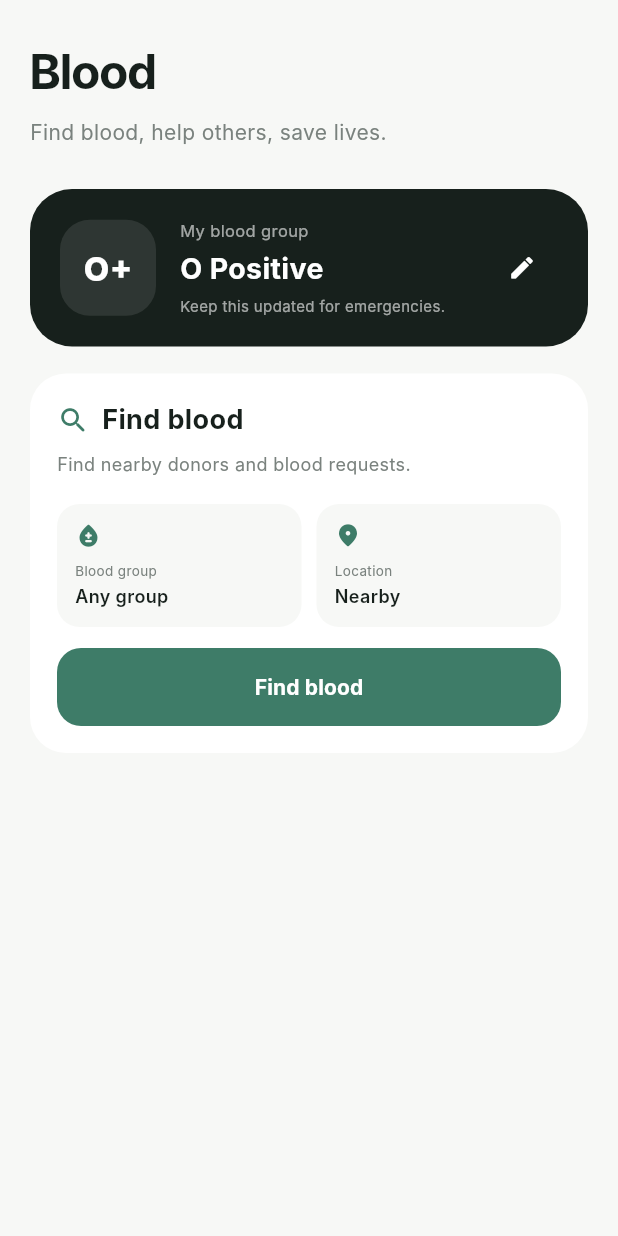
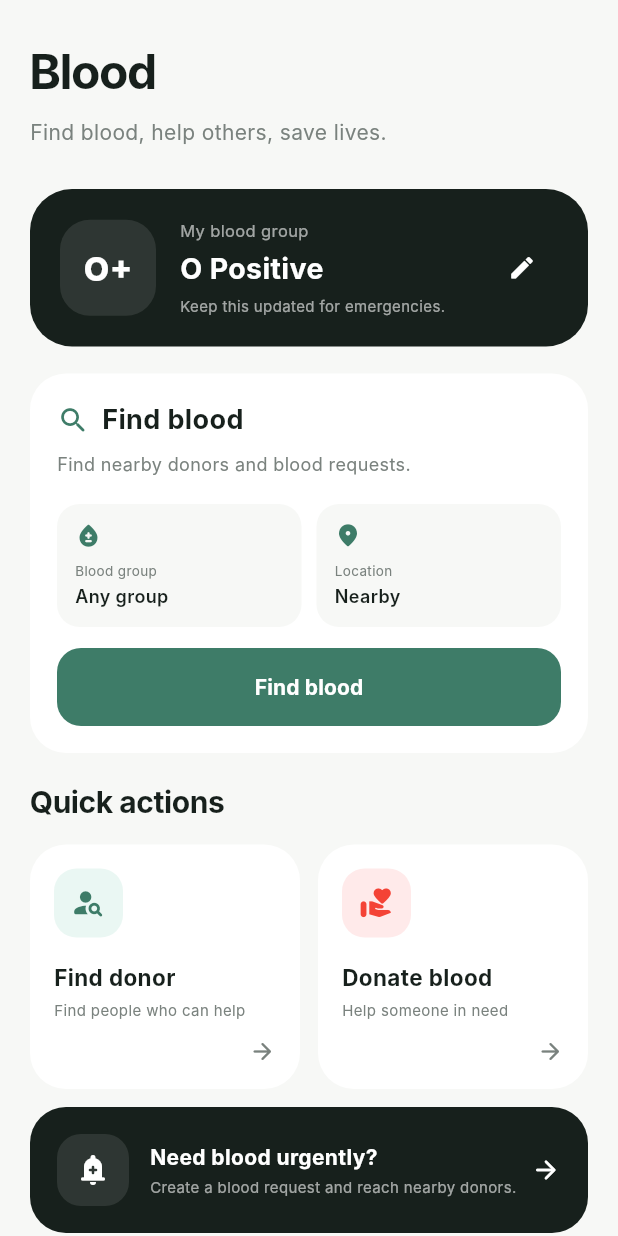
Before and after one commit to AshrafulAlamAkif/pulse_health, a Flutter app: the BloodScreen screen opened directly, on a phone screen of 412 x 824 dp. Run offline on Flutter 3.47's test engine with Material 3 defaults, Android fonts, the phone set to English and light mode, and no system bars; our stand-ins replace flutter_riverpod, shared_preferences; accounts and stored records are empty; Roboto replaces fonts that are missing (Inter).

Commit message:
Step 8.2: Created BloodQuickAction section(Quick Actions, need blood urgently) Widgets. this widgets class added in the Blood screen.

```diff
--- a/lib/features/blood/blood_screen.dart
+++ b/lib/features/blood/blood_screen.dart
@@ -1,6 +1,7 @@
 import 'package:flutter/material.dart';
 import 'package:pulse_health/app/theme/app_colors.dart';
 import 'package:pulse_health/features/blood/widgets/blood_header.dart';
+import 'package:pulse_health/features/blood/widgets/blood_quick_actions.dart';
 import 'package:pulse_health/features/blood/widgets/blood_search_card.dart';
 
 class BloodScreen extends StatelessWidget {
@@ -56,7 +57,10 @@ class BloodScreen extends StatelessWidget {
 
               const SizedBox(height: 18),
 
-              // পরের ধাপে এখানে blood group card,
+              const BloodQuickActions(),
+
+              const SizedBox(height: 12),
+
               // search এবং quick actions যোগ করব।
             ],
           ),
--- /dev/null
+++ b/lib/features/blood/widgets/blood_quick_actions.dart
@@ -0,0 +1,244 @@
+import 'package:flutter/material.dart';
+import 'package:pulse_health/app/theme/app_colors.dart';
+
+class BloodQuickActions extends StatelessWidget {
+  const BloodQuickActions({
+    super.key,
+  });
+
+  @override
+  Widget build(BuildContext context) {
+    return Column(
+      crossAxisAlignment:
+          CrossAxisAlignment.start,
+      children: [
+        const Text(
+          'Quick actions',
+          style: TextStyle(
+            fontSize: 20,
+            fontWeight: FontWeight.w700,
+            color: AppColors.dark,
+            letterSpacing: -0.3,
+          ),
+        ),
+
+        const SizedBox(height: 14),
+
+        Row(
+          children: [
+            Expanded(
+              child: _BloodActionCard(
+                icon: Icons.person_search_rounded,
+                title: 'Find donor',
+                description: 'Find people who can help',
+                iconColor: AppColors.primary,
+                iconBackground: const Color(0xFFEAF7F3),
+                onTap: () {
+                  // পরে Find Donor screen হবে।
+                },
+              ),
+            ),
+
+            const SizedBox(width: 12),
+
+            Expanded(
+              child: _BloodActionCard(
+                icon: Icons.volunteer_activism_rounded,
+                title: 'Donate blood',
+                description: 'Help someone in need',
+                iconColor: Colors.red,
+                iconBackground: const Color(0xFFFFEAEA),
+                onTap: () {
+                  // পরে Donate Blood screen হবে।
+                },
+              ),
+            ),
+          ],
+        ),
+
+        const SizedBox(height: 12),
+
+        // Emergency request আলাদা full-width card।
+        _CreateRequestCard(
+          onTap: () {
+            // পরে Create Blood Request screen হবে।
+          },
+        ),
+      ],
+    );
+  }
+}
+
+/// Regular blood action card।
+class _BloodActionCard extends StatelessWidget {
+  const _BloodActionCard({
+    required this.icon,
+    required this.title,
+    required this.description,
+    required this.iconColor,
+    required this.iconBackground,
+    required this.onTap,
+  });
+
+  final IconData icon;
+  final String title;
+  final String description;
+  final Color iconColor;
+  final Color iconBackground;
+  final VoidCallback onTap;
+
+  @override
+  Widget build(BuildContext context) {
+    return Material(
+      color: Colors.white,
+      borderRadius: BorderRadius.circular(24),
+      child: InkWell(
+        onTap: onTap,
+        borderRadius: BorderRadius.circular(24),
+        child: Padding(
+          padding: const EdgeInsets.all(16),
+          child: Column(
+            crossAxisAlignment:
+                CrossAxisAlignment.start,
+            children: [
+              Container(
+                width: 46,
+                height: 46,
+                decoration: BoxDecoration(
+                  color: iconBackground,
+                  borderRadius:
+                      BorderRadius.circular(15),
+                ),
+                child: Icon(
+                  icon,
+                  color: iconColor,
+                  size: 23,
+                ),
+              ),
+
+              const SizedBox(height: 16),
+
+              Text(
+                title,
+                style: const TextStyle(
+                  fontSize: 15,
+                  fontWeight: FontWeight.w700,
+                  color: AppColors.dark,
+                ),
+              ),
+
+              const SizedBox(height: 5),
+
+              Text(
+                description,
+                maxLines: 2,
+                overflow: TextOverflow.ellipsis,
+                style: const TextStyle(
+                  fontSize: 10,
+                  height: 1.3,
+                  color: AppColors.textSecondary,
+                ),
+              ),
+
+              const SizedBox(height: 12),
+
+              const Align(
+                alignment: Alignment.centerRight,
+                child: Icon(
+                  Icons.arrow_forward_rounded,
+                  size: 18,
+                  color: AppColors.textSecondary,
+                ),
+              ),
+            ],
+          ),
+        ),
+      ),
+    );
+  }
+}
+
+/// Emergency blood request-এর জন্য
+/// full-width prominent card।
+class _CreateRequestCard extends StatelessWidget {
+  const _CreateRequestCard({
+    required this.onTap,
+  });
+
+  final VoidCallback onTap;
+
+  @override
+  Widget build(BuildContext context) {
+    return Material(
+      color: AppColors.dark,
+      borderRadius: BorderRadius.circular(24),
+      child: InkWell(
+        onTap: onTap,
+        borderRadius: BorderRadius.circular(24),
+        child: Padding(
+          padding: const EdgeInsets.all(18),
+          child: Row(
+            children: [
+              Container(
+                width: 48,
+                height: 48,
+                decoration: BoxDecoration(
+                  color: Colors.white.withValues(
+                    alpha: 0.10,
+                  ),
+                  borderRadius:
+                      BorderRadius.circular(16),
+                ),
+                child: const Icon(
+                  Icons.add_alert_rounded,
+                  color: Colors.white,
+                  size: 24,
+                ),
+              ),
+
+              const SizedBox(width: 14),
+
+              const Expanded(
+                child: Column(
+                  crossAxisAlignment:
+                      CrossAxisAlignment.start,
+                  children: [
+                    Text(
+                      'Need blood urgently?',
+                      style: TextStyle(
+                        fontSize: 14,
+                        fontWeight: FontWeight.w700,
+                        color: Colors.white,
+                      ),
+                    ),
+
+                    SizedBox(height: 4),
+
+                    Text(
+                      'Create a blood request and reach nearby donors.',
+                      maxLines: 2,
+                      overflow: TextOverflow.ellipsis,
+                      style: TextStyle(
+                        fontSize: 10,
+                        height: 1.3,
+                        color: Colors.white60,
+                      ),
+                    ),
+                  ],
+                ),
+              ),
+
+              const SizedBox(width: 8),
+
+              const Icon(
+                Icons.arrow_forward_rounded,
+                color: Colors.white,
+                size: 20,
+              ),
+            ],
+          ),
+        ),
+      ),
+    );
+  }
+}
```
